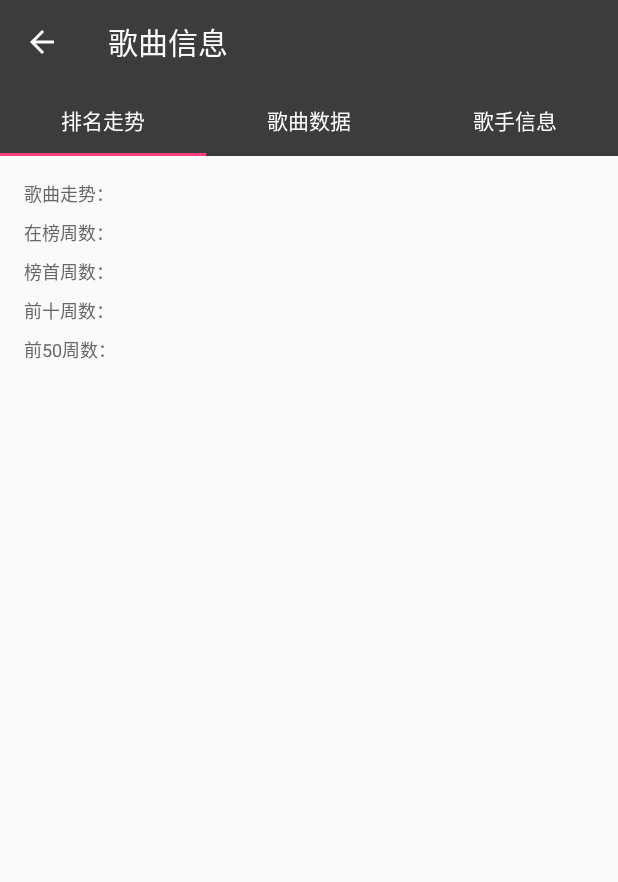
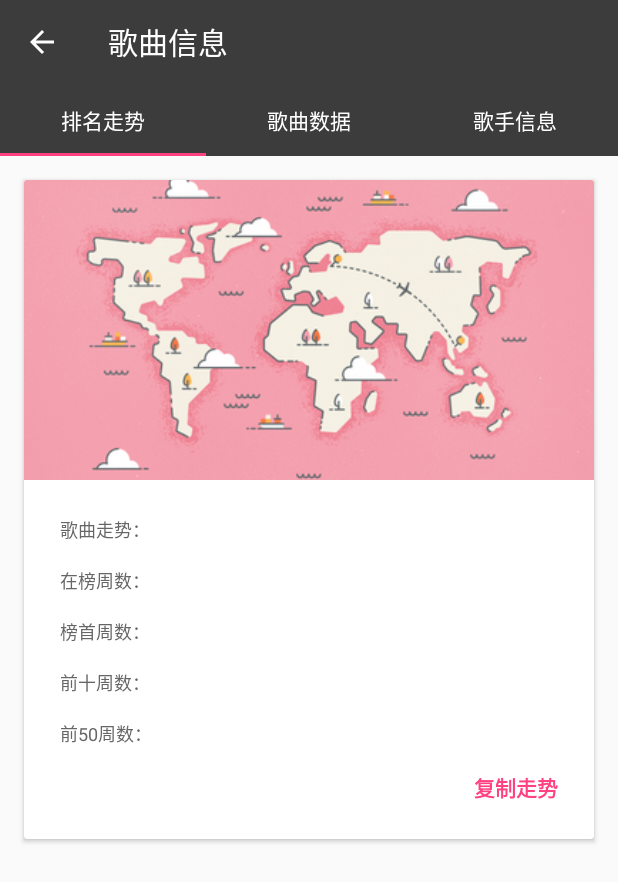
Before and after one commit to StonyMoon/bboard, an Android app: the fragment SongDataFragment placed in its activity, on a phone screen of 412 x 824 dp. Shown: the top 882 px of the screen. Run offline under Robolectric (Android 15) with nearby library versions, the phone set to English and light mode, and no system bars; our stand-ins replace ButterKnife, CircleImageView; libraries missing offline, so code that uses them is left out: com.github.mikephil.charting, retrofit2.adapter.rxjava, rx.android.schedulers, rx.schedulers; plain views replace LineChart; pictures from the network do not load; 8 statements that could not run were skipped.

Commit message:
Beautify the UI of song data.

```diff
--- a/app/build.gradle
+++ b/app/build.gradle
@@ -20,12 +20,8 @@ android {
 apply plugin: 'com.android.application'
 apply plugin: 'org.greenrobot.greendao' // apply plugin
 dependencies {
-
-
     // Dependencies for circle image
     implementation 'de.hdodenhof:circleimageview:2.2.0'
-
-
     compile 'com.android.support:design:25.3.1'
     // Dependencies for GreenDao
     compile 'org.greenrobot:greendao:3.2.2'
@@ -34,9 +30,7 @@ dependencies {
         exclude group: "com.android.support"
     }
     annotationProcessor 'com.github.bumptech.glide:compiler:4.6.1'
-
     compile 'jp.wasabeef:picasso-transformations:2.2.1'
-
     // Dependencies for MPCharts
     implementation 'com.github.PhilJay:MPAndroidChart:v3.0.3'
     // Dependencies for RxJava and RxAndroid
@@ -60,6 +54,7 @@ dependencies {
     compile 'com.squareup.retrofit2:retrofit:2.3.0'
     compile 'com.squareup.retrofit2:converter-gson:2.3.0'
     compile 'com.squareup.retrofit2:adapter-rxjava:2.3.0'
+    // Dependencies for bugly
     compile 'com.tencent.bugly:crashreport_upgrade:latest.release'
     compile 'com.tencent.bugly:nativecrashreport:latest.release'
     implementation fileTree(include: ['*.jar'], dir: 'libs')
@@ -73,6 +68,7 @@ dependencies {
     androidTestCompile 'org.mockito:mockito-android:2.13.0'
     androidTestImplementation 'com.android.support.test:runner:1.0.1'
     androidTestImplementation 'com.android.support.test.espresso:espresso-core:3.0.1'
+    implementation 'com.android.support:cardview-v7:26.1.0'
 }
 greendao {
     schemaVersion 1
--- a/app/src/main/java/com/stonymoon/bboard/songdashboard/data/SongDataFragment.java
+++ b/app/src/main/java/com/stonymoon/bboard/songdashboard/data/SongDataFragment.java
@@ -1,6 +1,9 @@
 package com.stonymoon.bboard.songdashboard.data;
 
 
+import android.annotation.SuppressLint;
+import android.content.ClipboardManager;
+import android.content.Context;
 import android.os.Bundle;
 import android.support.annotation.Nullable;
 import android.view.LayoutInflater;
@@ -10,6 +13,7 @@ import android.widget.TextView;
 
 import com.stonymoon.bboard.R;
 import com.stonymoon.bboard.base.BaseFragment;
+import com.stonymoon.bboard.util.ToastUtil;
 
 import java.util.List;
 
@@ -34,6 +38,7 @@ public class SongDataFragment extends BaseFragment implements SongDataContract.V
     @BindView(R.id.tv_song_data_fiftieth_weeks)
     TextView tvFiftiethWeeks;
     private SongDataContract.Presenter mPresenter;
+    private String mRank = "";
 
     public static SongDataFragment getInstance() {
         return new SongDataFragment();
@@ -63,6 +68,7 @@ public class SongDataFragment extends BaseFragment implements SongDataContract.V
 
     }
 
+    @SuppressLint("SetTextI18n")
     @Override
     public void initData(List<Integer> list) {
         StringBuilder builder = new StringBuilder();
@@ -76,15 +82,20 @@ public class SongDataFragment extends BaseFragment implements SongDataContract.V
             if (i <= 10) tenthWeeks++;
             if (i <= 50) fiftiethWeeks++;
         }
-        tvRank.setText(builder.toString());
-        tvFirstWeeks.setText(firstWeeks + "");
-        tvTenthWeeks.setText(tenthWeeks + "");
-        tvFiftiethWeeks.setText(fiftiethWeeks + "");
-        tvTotalWeeks.setText(list.size() + "");
+        builder.deleteCharAt(builder.length() - 1);
+        mRank = builder.toString();
+        tvRank.setText(getString(R.string.song_rank) + mRank);
+        tvFirstWeeks.setText(getString(R.string.song_first) + firstWeeks);
+        tvTenthWeeks.setText(getString(R.string.song_tenth) + tenthWeeks);
+        tvFiftiethWeeks.setText(getString(R.string.song_fiftieth) + fiftiethWeeks);
+        tvTotalWeeks.setText(getString(R.string.song_total_weeks) + list.size());
     }
 
 
-    @OnClick(R.id.tv_song_data_rank)
+    @OnClick(R.id.tv_song_data_copy)
     public void onViewClicked() {
+        ClipboardManager cm = (ClipboardManager) mContext.getSystemService(Context.CLIPBOARD_SERVICE);
+        cm.setText(mRank);
+        ToastUtil.show(mContext, getString(R.string.copy_toast));
     }
 }
--- a/app/src/main/res/layout/fragment_song_data.xml
+++ b/app/src/main/res/layout/fragment_song_data.xml
@@ -1,15 +1,34 @@
 <?xml version="1.0" encoding="utf-8"?>
-<android.support.constraint.ConstraintLayout xmlns:android="http://schemas.android.com/apk/res/android"
+<FrameLayout xmlns:android="http://schemas.android.com/apk/res/android"
     xmlns:app="http://schemas.android.com/apk/res-auto"
     android:layout_width="match_parent"
-    android:layout_height="match_parent"
+    android:layout_height="match_parent">
+
+    <android.support.v7.widget.CardView
+        android:layout_width="match_parent"
+        android:layout_height="wrap_content"
+        android:layout_margin="8dp">
+
+        <LinearLayout
+            android:layout_width="match_parent"
+            android:layout_height="wrap_content"
+            android:orientation="vertical">
+
+            <ImageView
+                android:layout_width="match_parent"
+                android:layout_height="200dp"
+                android:scaleType="centerCrop"
+                android:src="@mipmap/main_search" />
+
+            <LinearLayout
+                android:layout_width="match_parent"
+                android:layout_height="wrap_content"
+                android:layout_margin="16dp"
                 android:orientation="vertical">
 
                 <TextView
                     android:id="@+id/tv_song_data_rank"
                     style="@style/SongDataText"
-        android:layout_marginStart="8dp"
-        android:layout_marginTop="8dp"
                     android:text="歌曲走势："
                     app:layout_constraintStart_toStartOf="parent"
                     app:layout_constraintTop_toTopOf="parent" />
@@ -20,34 +39,39 @@
                     style="@style/SongDataText"
                     android:layout_marginStart="8dp"
                     android:layout_marginTop="8dp"
-        android:text="在榜周数："
-        app:layout_constraintStart_toStartOf="parent"
-        app:layout_constraintTop_toBottomOf="@+id/tv_song_data_rank" />
+                    android:text="在榜周数：" />
 
                 <TextView
                     android:id="@+id/tv_song_data_first_weeks"
                     style="@style/SongDataText"
                     android:layout_marginStart="8dp"
                     android:layout_marginTop="8dp"
-        android:text="榜首周数："
-        app:layout_constraintStart_toStartOf="parent"
-        app:layout_constraintTop_toBottomOf="@+id/tv_song_data_total_weeks" />
+                    android:text="榜首周数：" />
 
                 <TextView
                     android:id="@+id/tv_song_data_tenth_weeks"
                     style="@style/SongDataText"
                     android:layout_marginStart="8dp"
                     android:layout_marginTop="8dp"
-        android:text="前十周数："
-        app:layout_constraintStart_toStartOf="parent"
-        app:layout_constraintTop_toBottomOf="@+id/tv_song_data_first_weeks" />
+                    android:text="前十周数：" />
 
                 <TextView
                     android:id="@+id/tv_song_data_fiftieth_weeks"
                     style="@style/SongDataText"
                     android:layout_marginStart="8dp"
-        android:text="前50周数："
-        app:layout_constraintStart_toStartOf="parent"
-        app:layout_constraintTop_toBottomOf="@+id/tv_song_data_tenth_weeks" />
+                    android:text="前50周数：" />
 
-</android.support.constraint.ConstraintLayout>
+                <TextView
+                    android:id="@+id/tv_song_data_copy"
+                    android:layout_width="wrap_content"
+                    android:layout_height="wrap_content"
+                    android:layout_gravity="end"
+                    android:layout_margin="8dp"
+                    android:text="复制走势"
+                    android:textColor="@color/colorAccent"
+                    android:textSize="14sp"
+                    android:textStyle="bold" />
+            </LinearLayout>
+        </LinearLayout>
+    </android.support.v7.widget.CardView>
+</FrameLayout>
--- a/app/src/main/res/values/strings.xml
+++ b/app/src/main/res/values/strings.xml
@@ -13,6 +13,10 @@
     <string name="song_dashboard_title">歌曲信息</string>
 
     <string name="menu_itunes_collect">我的收藏</string>
-
-
+    <string name="song_rank">歌曲走势：</string>
+    <string name="song_first">榜首周数：</string>
+    <string name="song_tenth">前十周数：</string>
+    <string name="song_fiftieth">前50周数：</string>
+    <string name="song_total_weeks">在榜周数：</string>
+    <string name="copy_toast">走势已经复制到剪贴板了</string>
 </resources>
```
Lines whose indentation alone changed are shown as unchanged.
